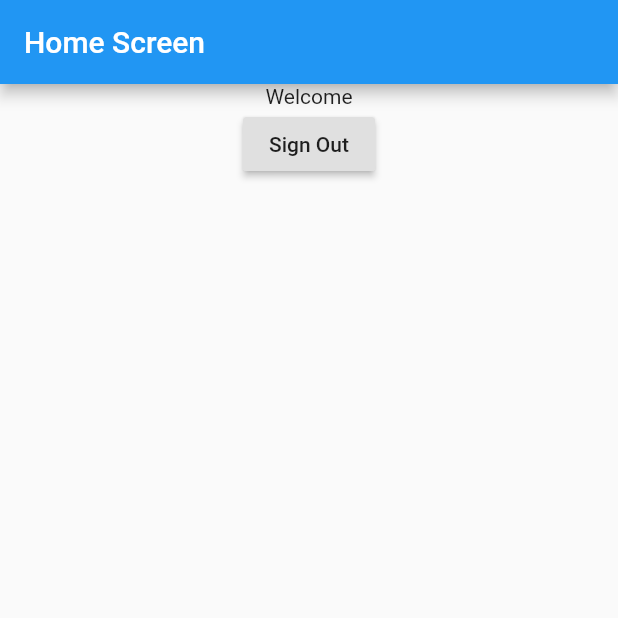
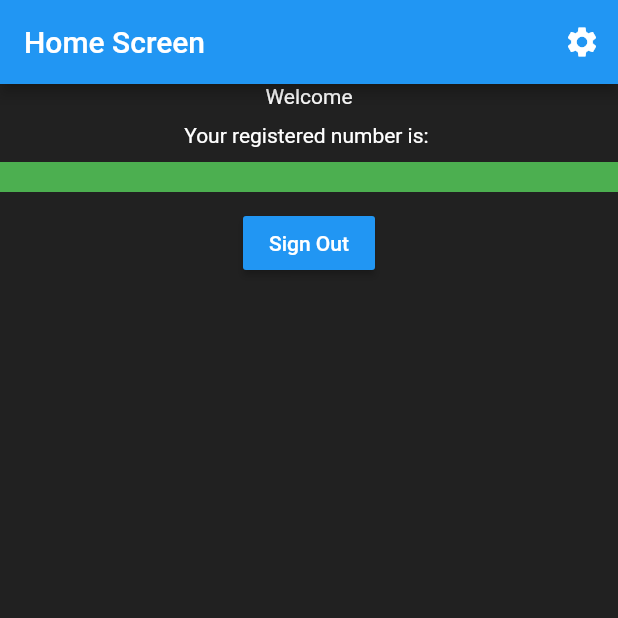
Before and after one commit to rupeswar/flutter-fire, a Flutter app: the screen it shows once a user with an empty profile is signed in, after a tap on "Sign Out", on a phone screen of 412 x 824 dp, the top half of it. Run offline on Flutter 3.47's test engine with Material 2 defaults, Android fonts, the phone set to English and light mode, and no system bars; our stand-ins replace cloud_firestore, connectivity, firebase_auth, firebase_core; missing offline and left inert: day_night_switcher; accounts and stored records are empty; network calls fail.

Commit message:
Added Providers

```diff
--- a/lib/main.dart
+++ b/lib/main.dart
@@ -1,7 +1,11 @@
+import 'package:connectivity/connectivity.dart';
 import 'package:flutter/material.dart';
 import 'package:firebase_core/firebase_core.dart';
 import 'package:flutter_fire/services/RoutingService.dart';
-import 'package:flutter_fire/services/phone_auth.dart';
+import 'package:flutter_fire/utils/connectivityService.dart';
+import 'package:flutter_fire/utils/theme_notifier.dart';
+import 'package:flutter_fire/values/theme.dart';
+import 'package:provider/provider.dart';
 
 void main() {
   WidgetsFlutterBinding.ensureInitialized();
@@ -26,14 +30,38 @@ class MyApp extends StatelessWidget {
 
         // Once complete, show your application
         if (snapshot.connectionState == ConnectionState.done) {
-          return MaterialApp(
-            title: 'Flutter Demo',
-            theme: ThemeData(
-              primarySwatch: Colors.blue,
-            ),
-            home: RouteBasedOnAuth(),
-          );
+          return RouteBasedOnAuth(
+              builder: (BuildContext context, localUserSnapshot) {
+            return MultiProvider(
+              providers: [
+                ChangeNotifierProvider<ThemeNotifier>(
+                  create: (_) => ThemeNotifier(darkTheme),
+                ),
+                StreamProvider<ConnectivityResult>.value(
+                  value:
+                      ConnectivityService().connectionStatusController.stream,
+                  initialData: null,
+                ),
+              ],
+              child: MaterialApp(
+                debugShowCheckedModeBanner: false,
+                title: 'Flutter Demo',
+                theme: ThemeData(
+                  primarySwatch: Colors.blue,
+                ),
+                home: RouteWidget(currentUserSnapshot: localUserSnapshot),
+              ),
+            );
+          });
         }
+        //   return MaterialApp(
+        //     title: 'Flutter Demo',
+        //     theme: ThemeData(
+        //       primarySwatch: Colors.blue,
+        //     ),
+        //     home: RouteBasedOnAuth(),
+        //   );
+        // }
 
         // Otherwise, show something whilst waiting for initialization to complete
         return CircularProgressIndicator();
@@ -41,28 +69,3 @@ class MyApp extends StatelessWidget {
     );
   }
 }
-
-class HomePage extends StatelessWidget {
-  @override
-  Widget build(BuildContext context) {
-    return Scaffold(
-      appBar: AppBar(
-        title: Text('Home Screen'),
-      ),
-      body: Column(
-        children: [
-          Center(
-            child: Text('Welcome'),
-          ),
-          RaisedButton(
-            onPressed: () {
-              PhoneAuth phoneAuth = PhoneAuth();
-              phoneAuth.signout();
-            },
-            child: Text('Sign Out'),
-          )
-        ],
-      ),
-    );
-  }
-}
--- /dev/null
+++ b/lib/screens/home_screen.dart
@@ -0,0 +1,87 @@
+import 'package:connectivity/connectivity.dart';
+import 'package:flutter/cupertino.dart';
+import 'package:flutter/material.dart';
+import 'package:flutter_fire/screens/settings.dart';
+import 'package:flutter_fire/services/firestoreService.dart';
+import 'package:flutter_fire/services/phone_auth.dart';
+import 'package:flutter_fire/utils/theme_notifier.dart';
+import 'package:provider/provider.dart';
+
+class HomeScreen extends StatelessWidget {
+  @override
+  Widget build(BuildContext context) {
+    FirestoreService firestoreService = Provider.of<FirestoreService>(context);
+    ConnectivityResult connectivityResult =
+        Provider.of<ConnectivityResult>(context);
+
+    return Consumer<ThemeNotifier>(
+      builder: (context, themenotifier, child) {
+        ThemeData theme = themenotifier.getTheme();
+
+        return Scaffold(
+          backgroundColor: theme.backgroundColor,
+          appBar: appBar(context),
+          body: Center(
+            child: Column(
+              children: [
+                Text(
+                  'Welcome',
+                  style: TextStyle(color: theme.accentColor),
+                ),
+                SizedBox(
+                  height: 10,
+                ),
+                Text(
+                  'Your registered number is: ${firestoreService.phoneNo}',
+                  style: TextStyle(color: theme.accentColor),
+                ),
+                SizedBox(
+                  height: 10,
+                ),
+                Container(
+                  color: connectivityResult == ConnectivityResult.none
+                      ? Colors.red
+                      : Colors.green,
+                  height: 20,
+                  width: double.infinity,
+                ),
+                SizedBox(
+                  height: 10,
+                ),
+                MaterialButton(
+                  child: Text(
+                    'Sign Out',
+                    style: TextStyle(color: theme.accentColor),
+                  ),
+                  color: Colors.blue,
+                  onPressed: () {
+                    PhoneAuth().signout();
+                  },
+                ),
+              ],
+            ),
+          ),
+        );
+      },
+    );
+  }
+
+  AppBar appBar(BuildContext context) {
+    return AppBar(
+      title: Text(
+        'Home Screen',
+      ),
+      actions: [
+        IconButton(
+            icon: Icon(Icons.settings),
+            onPressed: () {
+              Navigator.of(context).push(
+                CupertinoPageRoute(
+                  builder: (BuildContext context) => SettingsPage(),
+                ),
+              );
+            }),
+      ],
+    );
+  }
+}
--- a/lib/screens/login_screen.dart
+++ b/lib/screens/login_screen.dart
@@ -1,5 +1,6 @@
 import 'package:flutter/cupertino.dart';
 import 'package:flutter/material.dart';
+import 'package:flutter_fire/screens/settings.dart';
 import 'package:flutter_fire/widgets/custom_button.dart';
 import 'package:flutter_fire/widgets/custom_text_field.dart';
 
@@ -17,6 +18,7 @@ class LogInScreen extends StatelessWidget {
     var widthPiece = MediaQuery.of(context).size.width / 10;
     return SafeArea(
       child: Scaffold(
+        appBar: appBar(context),
         backgroundColor: Colors.teal[400],
         body: GestureDetector(
           behavior: HitTestBehavior.opaque,
@@ -43,6 +45,25 @@ class LogInScreen extends StatelessWidget {
           ),
         ),
       ),
+    );
+  }
+
+  AppBar appBar(BuildContext context) {
+    return AppBar(
+      title: Text(
+        'LogIn Screen',
+      ),
+      actions: [
+        IconButton(
+            icon: Icon(Icons.settings),
+            onPressed: () {
+              Navigator.of(context).push(
+                CupertinoPageRoute(
+                  builder: (BuildContext context) => SettingsPage(),
+                ),
+              );
+            }),
+      ],
     );
   }
 
--- a/lib/services/RoutingService.dart
+++ b/lib/services/RoutingService.dart
@@ -1,21 +1,35 @@
 import 'package:firebase_auth/firebase_auth.dart';
 import 'package:flutter/material.dart';
-import 'package:flutter_fire/main.dart';
+import 'package:flutter_fire/screens/home_screen.dart';
 import 'package:flutter_fire/screens/login_screen.dart';
+import 'package:flutter_fire/services/firestoreService.dart';
+import 'package:provider/provider.dart';
 
 class RouteBasedOnAuth extends StatelessWidget {
+  final Widget Function(BuildContext, AsyncSnapshot<User>) builder;
+
+  const RouteBasedOnAuth({Key key, this.builder}) : super(key: key);
+
   @override
   Widget build(BuildContext context) {
-    return StreamBuilder(
+    return StreamBuilder<User>(
         stream: FirebaseAuth.instance.authStateChanges(),
         builder: (BuildContext context, snapshot) {
           if (snapshot.connectionState == ConnectionState.waiting)
             return CircularProgressIndicator();
           if (snapshot.connectionState == ConnectionState.active) {
             if (snapshot.data != null)
-              return HomePage();
+              return MultiProvider(
+                providers: [
+                  Provider<FirestoreService>(
+                    create: (_) =>
+                        FirestoreService(phoneNo: snapshot.data.phoneNumber),
+                  ),
+                ],
+                child: builder(context, snapshot),
+              );
             else
-              return LogInScreen();
+              return builder(context, snapshot);
           }
 
           return CircularProgressIndicator();
@@ -23,21 +37,15 @@ class RouteBasedOnAuth extends StatelessWidget {
   }
 }
 
-// class RoutingBasedOnAuth {
-//   checkAuth() {
-//     return StreamBuilder(
-//         stream: FirebaseAuth.instance.authStateChanges(),
-//         builder: (BuildContext context, snapshot) {
-//           if (snapshot.connectionState == ConnectionState.waiting)
-//             return CircularProgressIndicator();
-//           if (snapshot.connectionState == ConnectionState.active) {
-//             if (snapshot.data != null)
-//               return HomePage();
-//             else
-//               return LogInScreen();
-//           }
+class RouteWidget extends StatelessWidget {
+  final AsyncSnapshot<User> currentUserSnapshot;
+  const RouteWidget({Key key, this.currentUserSnapshot}) : super(key: key);
 
-//           return CircularProgressIndicator();
-//         });
-//   }
-// }
+  @override
+  Widget build(BuildContext context) {
+    if (currentUserSnapshot.data != null)
+      return HomeScreen();
+    else
+      return LogInScreen();
+  }
+}
--- /dev/null
+++ b/lib/services/firestoreService.dart
@@ -0,0 +1,16 @@
+import 'package:cloud_firestore/cloud_firestore.dart';
+
+class FirestoreService {
+  final String uid;
+  final String phoneNo;
+
+  FirestoreService({this.uid, this.phoneNo});
+
+  final CollectionReference userDataCollectionReference =
+      FirebaseFirestore.instance.collection('users');
+
+  // get current user from DB stream
+  Stream<DocumentSnapshot> get currentUserDocFromDBMappedIntoLocalUserData {
+    return userDataCollectionReference.doc(uid).snapshots();
+  }
+}
--- a/lib/services/phone_auth.dart
+++ b/lib/services/phone_auth.dart
@@ -47,13 +47,13 @@ class PhoneAuth {
     );
   }
 
-  nativeSignIn(context, {@required String smsOTP}) {
+  nativeSignIn(context, {@required String smsOTP}) async {
     try {
       final AuthCredential credential = PhoneAuthProvider.credential(
         verificationId: verificationId,
         smsCode: smsOTP,
       );
-      auth.signInWithCredential(credential);
+      await auth.signInWithCredential(credential);
 
       // Todo After Verification Complete
       Navigator.of(context).pop();
--- /dev/null
+++ b/lib/utils/connectivityService.dart
@@ -0,0 +1,14 @@
+import 'dart:async';
+
+import 'package:connectivity/connectivity.dart';
+
+class ConnectivityService {
+  StreamController<ConnectivityResult> connectionStatusController =
+      StreamController<ConnectivityResult>();
+
+  ConnectivityService() {
+    Connectivity().onConnectivityChanged.listen((result) {
+      connectionStatusController.add(result);
+    });
+  }
+}
--- /dev/null
+++ b/lib/utils/theme_notifier.dart
@@ -0,0 +1,14 @@
+import 'package:flutter/material.dart';
+
+class ThemeNotifier extends ChangeNotifier {
+  ThemeData _themeData;
+
+  ThemeNotifier(this._themeData);
+
+  getTheme() => _themeData;
+
+  setTheme(ThemeData themeData) {
+    _themeData = themeData;
+    notifyListeners();
+  }
+}
--- /dev/null
+++ b/lib/values/theme.dart
@@ -0,0 +1,21 @@
+import 'package:flutter/material.dart';
+
+final darkTheme = ThemeData(
+  primarySwatch: Colors.grey,
+  primaryColor: Colors.black,
+  brightness: Brightness.dark,
+  backgroundColor: const Color(0xFF212121),
+  accentColor: Colors.white,
+  accentIconTheme: IconThemeData(color: Colors.black),
+  dividerColor: Colors.black12,
+);
+
+final lightTheme = ThemeData(
+  primarySwatch: Colors.grey,
+  primaryColor: Colors.white,
+  brightness: Brightness.light,
+  backgroundColor: const Color(0xFFE5E5E5),
+  accentColor: Colors.black,
+  accentIconTheme: IconThemeData(color: Colors.white),
+  dividerColor: Colors.white54,
+);
```
Also changed, not shown: lib/screens/settings.dart (added, +60 -0 lines), pubspec.yaml (+10 -0 lines), pubspec.lock, 1 other file.
